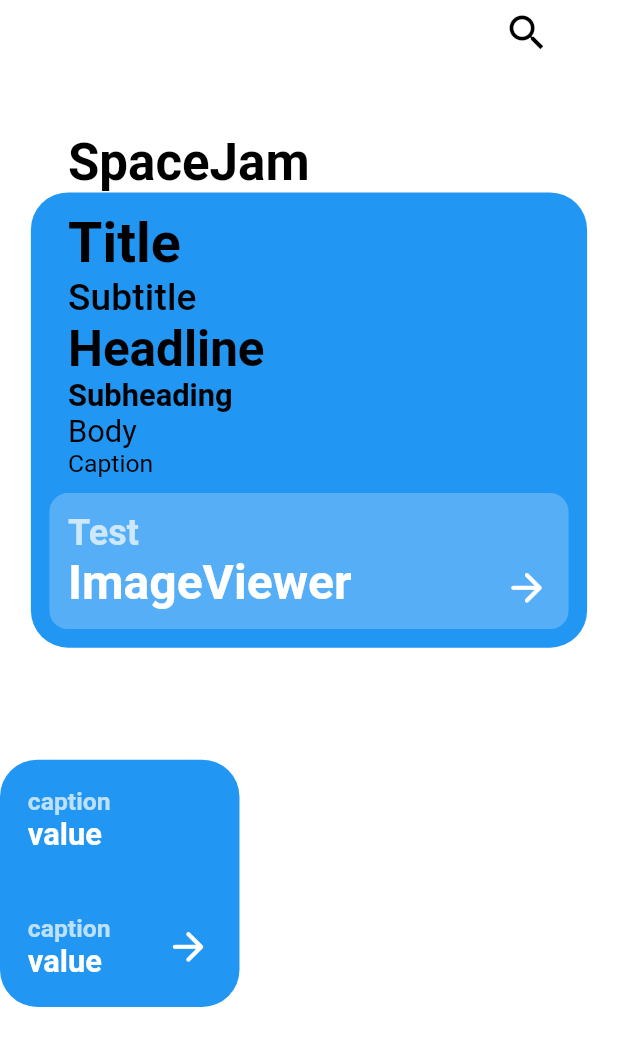
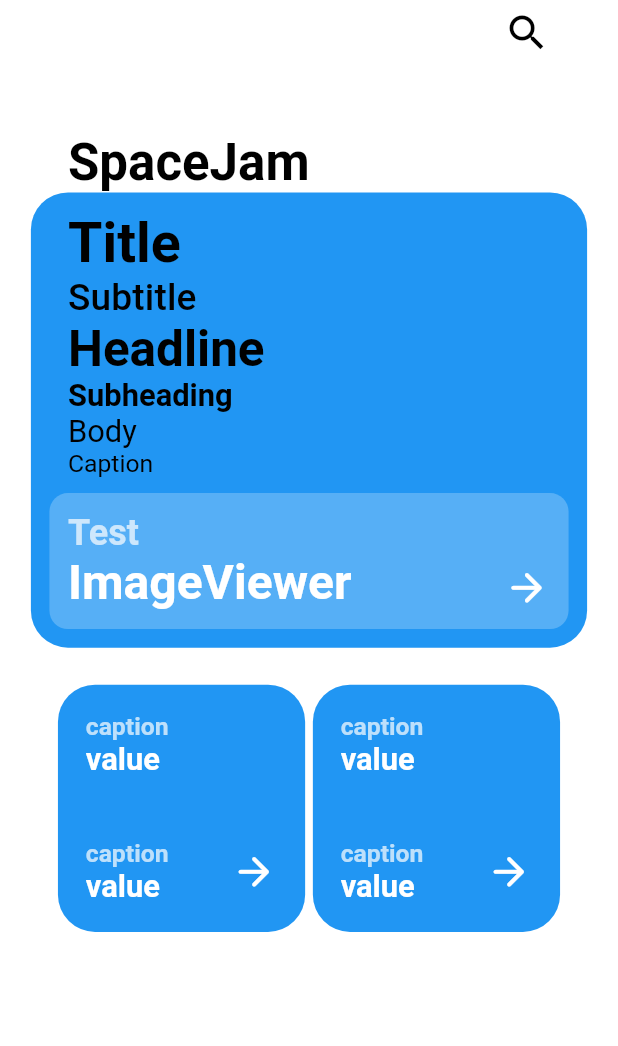
Before and after one commit to MonkeConsulting/SpaceJam, a Flutter app: the screen it shows after launch, on a phone screen of 412 x 824 dp. Shown: the top 1046 px of the screen. Run offline on Flutter 3.47's test engine with Material 2 defaults, Android fonts, the phone set to English and light mode, and no system bars; drawn by our look-alikes of auto_size_text.

Commit message:
collection basics

```diff
--- a/example/lib/main.dart
+++ b/example/lib/main.dart
@@ -89,7 +89,6 @@ class HomePageState extends State<HomePage> {
               child: SingleChildScrollView(
                 controller: _controller,
                 child: Column(
-                  crossAxisAlignment: CrossAxisAlignment.start,
                   children: <Widget>[
                     const Opacity(
                       opacity: 0,
@@ -177,16 +176,30 @@ class HomePageState extends State<HomePage> {
                       ],
                     ),
                     const SizedBox(
-                      height: 50,
+                      height: 0,
                     ),
+                    Collection(
+                      items: <CollectionItem>[
                         CollectionItem(
                           backgroundColor: Colors.blue,
-                      onTap: () {
-                      },
+                          onTap: () {},
                           upperCaption: "caption",
                           upperValue: "value",
                           lowerCaption: "caption",
                           lowerValue: "value",
+                        ),
+                        CollectionItem(
+                          backgroundColor: Colors.blue,
+                          onTap: () {},
+                          upperCaption: "caption",
+                          upperValue: "value",
+                          lowerCaption: "caption",
+                          lowerValue: "value",
+                        ),
+                      ],
+                    ),
+                    const SizedBox(
+                      height: 500,
                     ),
                   ],
                 ),
--- a/lib/src/collection/collection.dart
+++ b/lib/src/collection/collection.dart
@@ -8,12 +8,18 @@ import "../private/min.dart";
 /// Display a bunch of clickable options with or without a section title.
 class Collection extends StatelessWidget {
   /// Constructor
-  const Collection({required this.children, Key? key}) : super(key: key);
+  const Collection({required this.items, Key? key, this.title})
+      : super(key: key);
 
   /// List of [CollectionItem]s to display.
-  final List<CollectionItem> children;
+  final List<CollectionItem> items;
+
+  /// Title of the collection
+  final String? title;
 
   @override
-  Widget build(BuildContext context) => const Min();
-
+  Widget build(BuildContext context) =>  Wrap(
+          spacing: MediaQuery.of(context).size.width * .0125,
+          children: items,
+      );
 }
--- a/lib/src/collection/collection_item.dart
+++ b/lib/src/collection/collection_item.dart
@@ -72,7 +72,7 @@ class CollectionItem extends StatelessWidget {
                   ),
                 ),
               ),
-              width: MediaQuery.of(context).size.width * .38749,
+              width: MediaQuery.of(context).size.width * .4,
               height: MediaQuery.of(context).size.height * .2,
               child: Padding(
                 padding: EdgeInsets.all(
```
Also changed, not shown: lib/src/contentbox/content_box.dart (+4 -6 lines). Lines whose indentation alone changed are shown as unchanged.
